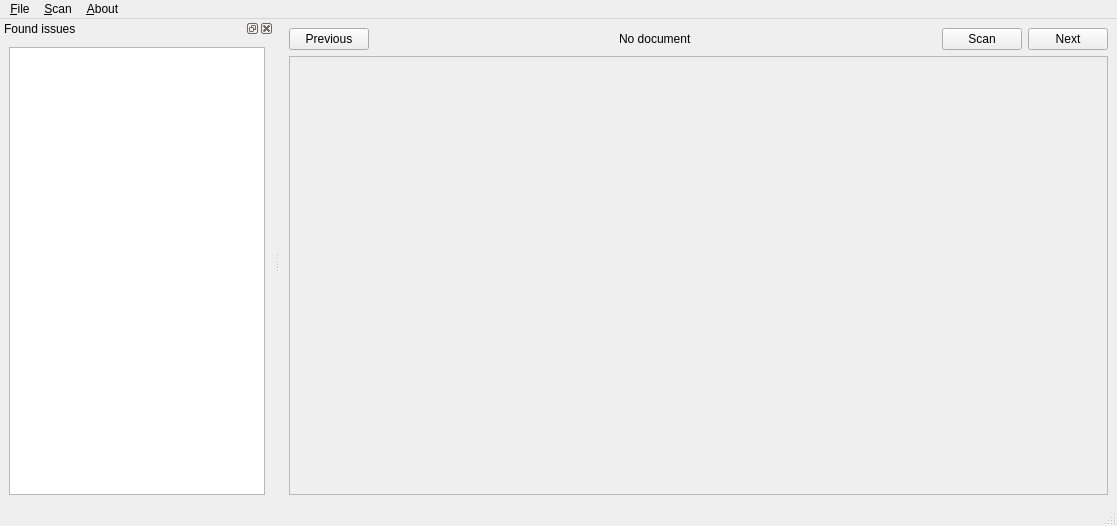
Qt form src/ui/main.ui (wxgeo/ptyx-mcq-corrector) before a commit.
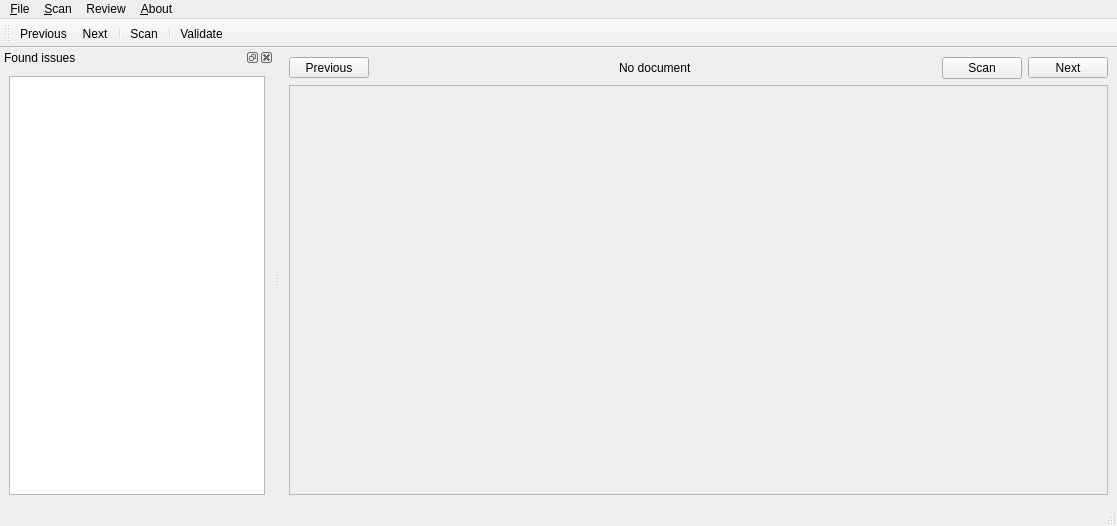
The same form after that commit. Icons and pictures are not drawn. Custom widgets are drawn as their Qt base class.

```diff
--- a/src/ui/main.ui
+++ b/src/ui/main.ui
@@ -21,10 +21,22 @@
     <item>
      <layout class="QHBoxLayout" name="horizontalLayout">
       <item>
-       <widget class="QPushButton" name="previous_button">
+       <widget class="QToolButton" name="previous_button">
+        <property name="minimumSize">
+         <size>
+          <width>80</width>
+          <height>0</height>
+         </size>
+        </property>
         <property name="text">
          <string>Previous</string>
         </property>
+        <property name="icon">
+         <iconset theme="go-previous"/>
+        </property>
+        <property name="toolButtonStyle">
+         <enum>Qt::ToolButtonIconOnly</enum>
+        </property>
        </widget>
       </item>
       <item>
@@ -74,10 +86,22 @@
        </widget>
       </item>
       <item>
-       <widget class="QPushButton" name="next_button">
+       <widget class="QToolButton" name="next_button">
+        <property name="minimumSize">
+         <size>
+          <width>80</width>
+          <height>0</height>
+         </size>
+        </property>
         <property name="text">
          <string>Next</string>
         </property>
+        <property name="icon">
+         <iconset theme="go-next"/>
+        </property>
+        <property name="toolButtonStyle">
+         <enum>Qt::ToolButtonIconOnly</enum>
+        </property>
        </widget>
       </item>
      </layout>
@@ -93,7 +117,7 @@
          <x>0</x>
          <y>0</y>
          <width>817</width>
-         <height>429</height>
+         <height>390</height>
         </rect>
        </property>
        <layout class="QVBoxLayout" name="verticalLayout_2">
@@ -150,8 +174,17 @@
     </property>
     <addaction name="action_About"/>
    </widget>
+   <widget class="QMenu" name="menuReview">
+    <property name="title">
+     <string>Review</string>
+    </property>
+    <addaction name="actionNext"/>
+    <addaction name="actionPrevious"/>
+    <addaction name="actionValidate"/>
+   </widget>
    <addaction name="menu_File"/>
    <addaction name="menu_Scan"/>
+   <addaction name="menuReview"/>
    <addaction name="menu_About"/>
   </widget>
   <widget class="QStatusBar" name="statusbar"/>
@@ -170,6 +203,23 @@
     </layout>
    </widget>
   </widget>
+  <widget class="QToolBar" name="toolBar">
+   <property name="windowTitle">
+    <string>toolBar</string>
+   </property>
+   <attribute name="toolBarArea">
+    <enum>TopToolBarArea</enum>
+   </attribute>
+   <attribute name="toolBarBreak">
+    <bool>false</bool>
+   </attribute>
+   <addaction name="actionPrevious"/>
+   <addaction name="actionNext"/>
+   <addaction name="separator"/>
+   <addaction name="actionScan_documents"/>
+   <addaction name="separator"/>
+   <addaction name="actionValidate"/>
+  </widget>
   <action name="action_Open_directory">
    <property name="icon">
     <iconset theme="document-open">
@@ -200,7 +250,7 @@
      <normaloff>.</normaloff>.</iconset>
    </property>
    <property name="text">
-    <string>&amp;Scan documents</string>
+    <string>Scan</string>
    </property>
    <property name="shortcut">
     <string>F5</string>
@@ -235,6 +285,24 @@
     <string>EMPTY</string>
    </property>
   </action>
+  <action name="actionNext">
+   <property name="text">
+    <string>&amp;Next</string>
+   </property>
+  </action>
+  <action name="actionPrevious">
+   <property name="icon">
+    <iconset theme="go-previous"/>
+   </property>
+   <property name="text">
+    <string>&amp;Previous</string>
+   </property>
+  </action>
+  <action name="actionValidate">
+   <property name="text">
+    <string>&amp;Validate</string>
+   </property>
+  </action>
  </widget>
  <customwidgets>
   <customwidget>
```
Left out of the diff: 2 changed lines with no effect on the pictures.
